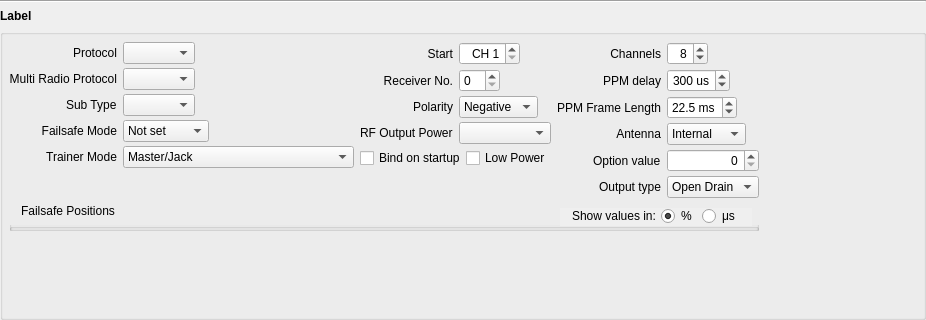
Before: the Qt Designer form companion/src/modeledit/setup_module.ui in opentx/opentx, drawn with Qt 5.
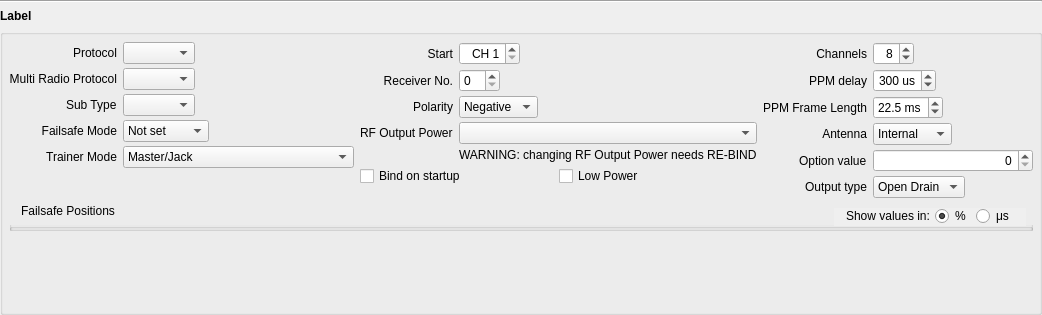
After: the same form once the commit is applied.

Diff of the .ui file:
```diff
--- a/companion/src/modeledit/setup_module.ui
+++ b/companion/src/modeledit/setup_module.ui
@@ -6,8 +6,8 @@
    <rect>
     <x>0</x>
     <y>0</y>
-    <width>926</width>
-    <height>320</height>
+    <width>1042</width>
+    <height>315</height>
    </rect>
   </property>
   <property name="windowTitle">
@@ -239,7 +239,7 @@
         <item row="3" column="1">
          <widget class="QComboBox" name="r9mPower"/>
         </item>
-        <item row="4" column="0" colspan="2">
+        <item row="5" column="0" colspan="2">
          <layout class="QHBoxLayout" name="horizontalLayout_2">
           <item>
            <widget class="QCheckBox" name="autoBind">
@@ -257,6 +257,428 @@
           </item>
          </layout>
         </item>
+        <item row="4" column="1">
+         <widget class="QLabel" name="warning_r9mPower">
+          <property name="palette">
+           <palette>
+            <active>
+             <colorrole role="WindowText">
+              <brush brushstyle="SolidPattern">
+               <color alpha="255">
+                <red>0</red>
+                <green>0</green>
+                <blue>0</blue>
+               </color>
+              </brush>
+             </colorrole>
+             <colorrole role="Button">
+              <brush brushstyle="SolidPattern">
+               <color alpha="255">
+                <red>255</red>
+                <green>0</green>
+                <blue>0</blue>
+               </color>
+              </brush>
+             </colorrole>
+             <colorrole role="Light">
+              <brush brushstyle="SolidPattern">
+               <color alpha="255">
+                <red>255</red>
+                <green>127</green>
+                <blue>127</blue>
+               </color>
+              </brush>
+             </colorrole>
+             <colorrole role="Midlight">
+              <brush brushstyle="SolidPattern">
+               <color alpha="255">
+                <red>255</red>
+                <green>63</green>
+                <blue>63</blue>
+               </color>
+              </brush>
+             </colorrole>
+             <colorrole role="Dark">
+              <brush brushstyle="SolidPattern">
+               <color alpha="255">
+                <red>127</red>
+                <green>0</green>
+                <blue>0</blue>
+               </color>
+              </brush>
+             </colorrole>
+             <colorrole role="Mid">
+              <brush brushstyle="SolidPattern">
+               <color alpha="255">
+                <red>170</red>
+                <green>0</green>
+                <blue>0</blue>
+               </color>
+              </brush>
+             </colorrole>
+             <colorrole role="Text">
+              <brush brushstyle="SolidPattern">
+               <color alpha="255">
+                <red>0</red>
+                <green>0</green>
+                <blue>0</blue>
+               </color>
+              </brush>
+             </colorrole>
+             <colorrole role="BrightText">
+              <brush brushstyle="SolidPattern">
+               <color alpha="255">
+                <red>255</red>
+                <green>255</green>
+                <blue>255</blue>
+               </color>
+              </brush>
+             </colorrole>
+             <colorrole role="ButtonText">
+              <brush brushstyle="SolidPattern">
+               <color alpha="255">
+                <red>0</red>
+                <green>0</green>
+                <blue>0</blue>
+               </color>
+              </brush>
+             </colorrole>
+             <colorrole role="Base">
+              <brush brushstyle="SolidPattern">
+               <color alpha="255">
+                <red>255</red>
+                <green>255</green>
+                <blue>255</blue>
+               </color>
+              </brush>
+             </colorrole>
+             <colorrole role="Window">
+              <brush brushstyle="SolidPattern">
+               <color alpha="255">
+                <red>255</red>
+                <green>0</green>
+                <blue>0</blue>
+               </color>
+              </brush>
+             </colorrole>
+             <colorrole role="Shadow">
+              <brush brushstyle="SolidPattern">
+               <color alpha="255">
+                <red>0</red>
+                <green>0</green>
+                <blue>0</blue>
+               </color>
+              </brush>
+             </colorrole>
+             <colorrole role="AlternateBase">
+              <brush brushstyle="SolidPattern">
+               <color alpha="255">
+                <red>255</red>
+                <green>127</green>
+                <blue>127</blue>
+               </color>
+              </brush>
+             </colorrole>
+             <colorrole role="ToolTipBase">
+              <brush brushstyle="SolidPattern">
+               <color alpha="255">
+                <red>255</red>
+                <green>255</green>
+                <blue>220</blue>
+               </color>
+              </brush>
+             </colorrole>
+             <colorrole role="ToolTipText">
+              <brush brushstyle="SolidPattern">
+               <color alpha="255">
+                <red>0</red>
+                <green>0</green>
+                <blue>0</blue>
+               </color>
+              </brush>
+             </colorrole>
+            </active>
+            <inactive>
+             <colorrole role="WindowText">
+              <brush brushstyle="SolidPattern">
+               <color alpha="255">
+                <red>0</red>
+                <green>0</green>
+                <blue>0</blue>
+               </color>
+              </brush>
+             </colorrole>
+             <colorrole role="Button">
+              <brush brushstyle="SolidPattern">
+               <color alpha="255">
+                <red>255</red>
+                <green>0</green>
+                <blue>0</blue>
+               </color>
+              </brush>
+             </colorrole>
+             <colorrole role="Light">
+              <brush brushstyle="SolidPattern">
+               <color alpha="255">
+                <red>255</red>
+                <green>127</green>
+                <blue>127</blue>
+               </color>
+              </brush>
+             </colorrole>
+             <colorrole role="Midlight">
+              <brush brushstyle="SolidPattern">
+               <color alpha="255">
+                <red>255</red>
+                <green>63</green>
+                <blue>63</blue>
+               </color>
+              </brush>
+             </colorrole>
+             <colorrole role="Dark">
+              <brush brushstyle="SolidPattern">
+               <color alpha="255">
+                <red>127</red>
+                <green>0</green>
+                <blue>0</blue>
+               </color>
+              </brush>
+             </colorrole>
+             <colorrole role="Mid">
+              <brush brushstyle="SolidPattern">
+               <color alpha="255">
+                <red>170</red>
+                <green>0</green>
+                <blue>0</blue>
+               </color>
+              </brush>
+             </colorrole>
+             <colorrole role="Text">
+              <brush brushstyle="SolidPattern">
+               <color alpha="255">
+                <red>0</red>
+                <green>0</green>
+                <blue>0</blue>
+               </color>
+              </brush>
+             </colorrole>
+             <colorrole role="BrightText">
+              <brush brushstyle="SolidPattern">
+               <color alpha="255">
+                <red>255</red>
+                <green>255</green>
+                <blue>255</blue>
+               </color>
+              </brush>
+             </colorrole>
+             <colorrole role="ButtonText">
+              <brush brushstyle="SolidPattern">
+               <color alpha="255">
+                <red>0</red>
+                <green>0</green>
+                <blue>0</blue>
+               </color>
+              </brush>
+             </colorrole>
+             <colorrole role="Base">
+              <brush brushstyle="SolidPattern">
+               <color alpha="255">
+                <red>255</red>
+                <green>255</green>
+                <blue>255</blue>
+               </color>
+              </brush>
+             </colorrole>
+             <colorrole role="Window">
+              <brush brushstyle="SolidPattern">
+               <color alpha="255">
+                <red>255</red>
+                <green>0</green>
+                <blue>0</blue>
+               </color>
+              </brush>
+             </colorrole>
+             <colorrole role="Shadow">
+              <brush brushstyle="SolidPattern">
+               <color alpha="255">
+                <red>0</red>
+                <green>0</green>
+                <blue>0</blue>
+               </color>
+              </brush>
+             </colorrole>
+             <colorrole role="AlternateBase">
+              <brush brushstyle="SolidPattern">
+               <color alpha="255">
+                <red>255</red>
+                <green>127</green>
+                <blue>127</blue>
+               </color>
+              </brush>
+             </colorrole>
+             <colorrole role="ToolTipBase">
+              <brush brushstyle="SolidPattern">
+               <color alpha="255">
+                <red>255</red>
+                <green>255</green>
+                <blue>220</blue>
+               </color>
+              </brush>
+             </colorrole>
+             <colorrole role="ToolTipText">
+              <brush brushstyle="SolidPattern">
+               <color alpha="255">
+                <red>0</red>
+                <green>0</green>
+                <blue>0</blue>
+               </color>
+              </brush>
+             </colorrole>
+            </inactive>
+            <disabled>
+             <colorrole role="WindowText">
+              <brush brushstyle="SolidPattern">
+               <color alpha="255">
+                <red>127</red>
+                <green>0</green>
+                <blue>0</blue>
+               </color>
+              </brush>
+             </colorrole>
+             <colorrole role="Button">
+              <brush brushstyle="SolidPattern">
+               <color alpha="255">
+                <red>255</red>
+                <green>0</green>
+                <blue>0</blue>
+               </color>
+              </brush>
+             </colorrole>
+             <colorrole role="Light">
+              <brush brushstyle="SolidPattern">
+               <color alpha="255">
+                <red>255</red>
+                <green>127</green>
+                <blue>127</blue>
+               </color>
+              </brush>
+             </colorrole>
+             <colorrole role="Midlight">
+              <brush brushstyle="SolidPattern">
+               <color alpha="255">
+                <red>255</red>
+                <green>63</green>
+                <blue>63</blue>
+               </color>
+              </brush>
+             </colorrole>
+             <colorrole role="Dark">
+              <brush brushstyle="SolidPattern">
+               <color alpha="255">
+                <red>127</red>
+                <green>0</green>
+                <blue>0</blue>
+               </color>
+              </brush>
+             </colorrole>
+             <colorrole role="Mid">
+              <brush brushstyle="SolidPattern">
+               <color alpha="255">
+                <red>170</red>
+                <green>0</green>
+                <blue>0</blue>
+               </color>
+              </brush>
+             </colorrole>
+             <colorrole role="Text">
+              <brush brushstyle="SolidPattern">
+               <color alpha="255">
+                <red>127</red>
+                <green>0</green>
+                <blue>0</blue>
+               </color>
+              </brush>
+             </colorrole>
+             <colorrole role="BrightText">
+              <brush brushstyle="SolidPattern">
+               <color alpha="255">
+                <red>255</red>
+                <green>255</green>
+                <blue>255</blue>
+               </color>
+              </brush>
+             </colorrole>
+             <colorrole role="ButtonText">
+              <brush brushstyle="SolidPattern">
+               <color alpha="255">
+                <red>127</red>
+                <green>0</green>
+                <blue>0</blue>
+               </color>
+              </brush>
+             </colorrole>
+             <colorrole role="Base">
+              <brush brushstyle="SolidPattern">
+               <color alpha="255">
+                <red>255</red>
+                <green>0</green>
+                <blue>0</blue>
+               </color>
+              </brush>
+             </colorrole>
+             <colorrole role="Window">
+              <brush brushstyle="SolidPattern">
+               <color alpha="255">
+                <red>255</red>
+                <green>0</green>
+                <blue>0</blue>
+               </color>
+              </brush>
+             </colorrole>
+             <colorrole role="Shadow">
+              <brush brushstyle="SolidPattern">
+               <color alpha="255">
+                <red>0</red>
+                <green>0</green>
+                <blue>0</blue>
+               </color>
+              </brush>
+             </colorrole>
+             <colorrole role="AlternateBase">
+              <brush brushstyle="SolidPattern">
+               <color alpha="255">
+                <red>255</red>
+                <green>0</green>
+                <blue>0</blue>
+               </color>
+              </brush>
+             </colorrole>
+             <colorrole role="ToolTipBase">
+              <brush brushstyle="SolidPattern">
+               <color alpha="255">
+                <red>255</red>
+                <green>255</green>
+                <blue>220</blue>
+               </color>
+              </brush>
+             </colorrole>
+             <colorrole role="ToolTipText">
+              <brush brushstyle="SolidPattern">
+               <color alpha="255">
+                <red>0</red>
+                <green>0</green>
+                <blue>0</blue>
+               </color>
+              </brush>
+             </colorrole>
+            </disabled>
+           </palette>
+          </property>
+          <property name="text">
+           <string>WARNING: changing RF Output Power needs RE-BIND</string>
+          </property>
+         </widget>
+        </item>
        </layout>
       </item>
       <item row="0" column="2">
@@ -686,6 +1108,19 @@
         </item>
        </layout>
       </item>
+      <item row="2" column="0" colspan="3">
+       <spacer name="verticalSpacer">
+        <property name="orientation">
+         <enum>Qt::Vertical</enum>
+        </property>
+        <property name="sizeHint" stdset="0">
+         <size>
+          <width>20</width>
+          <height>0</height>
+         </size>
+        </property>
+       </spacer>
+      </item>
       <item row="1" column="0" colspan="3">
        <widget class="QGroupBox" name="failsafesGroupBox">
         <property name="styleSheet">
@@ -775,32 +1210,6 @@
         </layout>
        </widget>
       </item>
-      <item row="2" column="0" colspan="3">
-       <spacer name="verticalSpacer">
-        <property name="orientation">
-         <enum>Qt::Vertical</enum>
-        </property>
-        <property name="sizeHint" stdset="0">
-         <size>
-          <width>20</width>
-          <height>0</height>
-         </size>
-        </property>
-       </spacer>
-      </item>
-      <item row="0" column="3" rowspan="3">
-       <spacer name="horizontalSpacer_2">
-        <property name="orientation">
-         <enum>Qt::Horizontal</enum>
-        </property>
-        <property name="sizeHint" stdset="0">
-         <size>
-          <width>40</width>
-          <height>20</height>
-         </size>
-        </property>
-       </spacer>
-      </item>
      </layout>
     </widget>
    </item>
```
